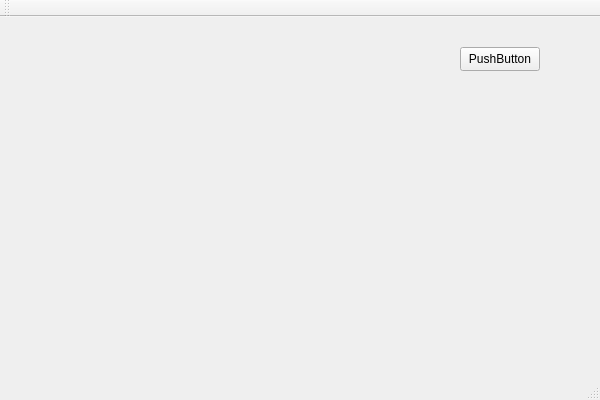
First picture: the form in Rutas/main/ReportView.ui, repository AndresMora04/Rutas, before the edit.
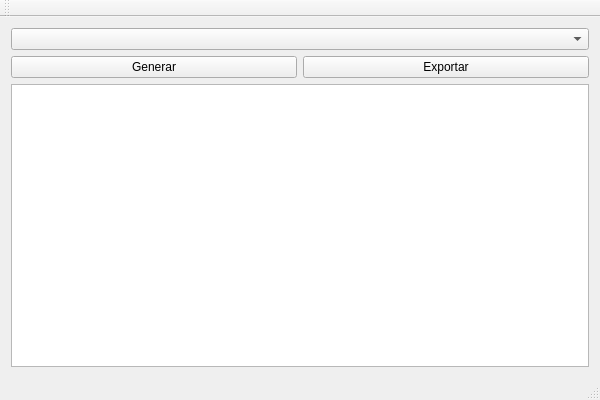
Second picture: the form after the edit.

What changed in the file:
```diff
--- a/Rutas/main/ReportView.ui
+++ b/Rutas/main/ReportView.ui
@@ -14,19 +14,36 @@
    <string>ReportView</string>
   </property>
   <widget class="QWidget" name="centralWidget">
-   <widget class="QPushButton" name="pushButton">
-    <property name="geometry">
-     <rect>
-      <x>460</x>
-      <y>30</y>
-      <width>80</width>
-      <height>24</height>
-     </rect>
-    </property>
-    <property name="text">
-     <string>PushButton</string>
-    </property>
-   </widget>
+   <layout class="QVBoxLayout" name="verticalLayout_2">
+    <item>
+     <widget class="QComboBox" name="cBoxReportType">
+      <property name="currentText">
+       <string/>
+      </property>
+     </widget>
+    </item>
+    <item>
+     <layout class="QHBoxLayout" name="horizontalLayout">
+      <item>
+       <widget class="QPushButton" name="btnGenerate">
+        <property name="text">
+         <string>Generar</string>
+        </property>
+       </widget>
+      </item>
+      <item>
+       <widget class="QPushButton" name="btnExport">
+        <property name="text">
+         <string>Exportar</string>
+        </property>
+       </widget>
+      </item>
+     </layout>
+    </item>
+    <item>
+     <widget class="QTextEdit" name="txtOutput"/>
+    </item>
+   </layout>
   </widget>
   <widget class="QMenuBar" name="menuBar">
    <property name="geometry">
```
